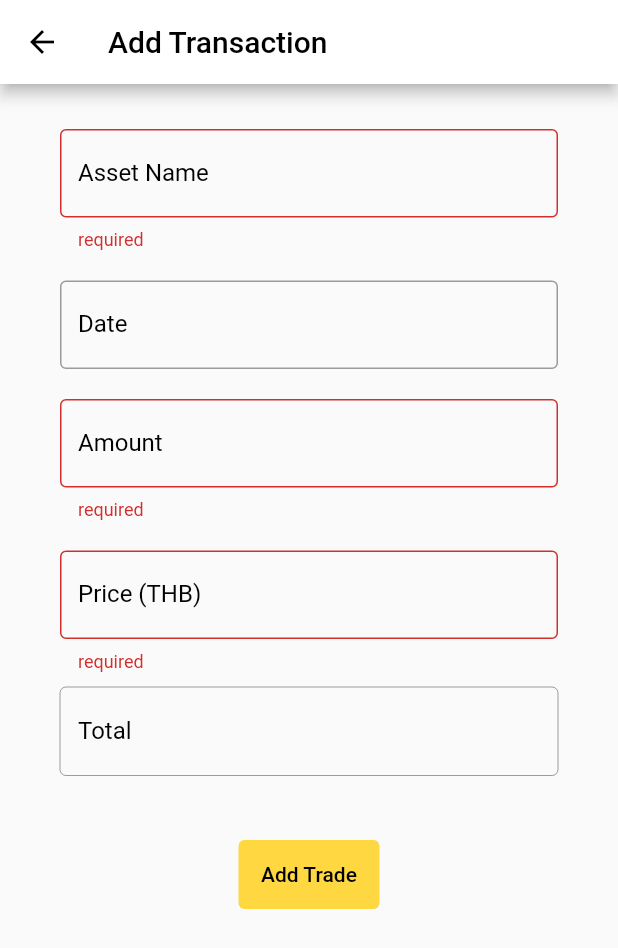
After one commit to natnapat/bluefin, a Flutter app: the AddTradeTrans screen opened directly, after a tap on "Add Trade", on a phone screen of 412 x 824 dp. The commit adds this screen. Shown: the top 948 px of the screen. Run offline on Flutter 3.47's test engine with Material 2 defaults, Android fonts, the phone set to English and light mode, and no system bars; drawn by our look-alikes of date_time_picker; our stand-ins replace flutter_vector_icons, sqflite; accounts and stored records are empty.

Commit message:
trade screens without filter

```diff
--- a/lib/main.dart
+++ b/lib/main.dart
@@ -1,4 +1,5 @@
 import 'package:bluefin/providers/cashTransactionProvider.dart';
+import 'package:bluefin/providers/tradeTransactionProvider.dart';
 import 'package:bluefin/screens/transaction/TransactionScreen.dart';
 import 'package:flutter/material.dart';
 import 'package:provider/provider.dart';
@@ -16,6 +17,9 @@ class MyApp extends StatelessWidget {
       providers: [
         ChangeNotifierProvider(create: (context) {
           return CashTransactionProvider();
+        }),
+        ChangeNotifierProvider(create: (context) {
+          return TradeTransactionProvider();
         })
       ],
       child: MaterialApp(
--- a/lib/providers/cashTransactionProvider.dart
+++ b/lib/providers/cashTransactionProvider.dart
@@ -31,10 +31,12 @@ class CashTransactionProvider with ChangeNotifier {
   }
 
   //delete a transaction in database
-  void deleteCashTransaction(int? id) async {
+  void deleteCashTransaction(int? id, int type) async {
     var db = TransactionDB();
-    await db.deleteTransaction(id, 0);
+
+    await db.deleteTransaction(id, type);
     cashTrans = await db.getCashTransaction(0, "", "", "");
+
     notifyListeners();
   }
 }
--- /dev/null
+++ b/lib/screens/transaction/addTradeTrans.dart
@@ -0,0 +1,217 @@
+import 'package:flutter/material.dart';
+import 'package:provider/provider.dart';
+import 'package:bluefin/screens/transaction/widgets/assetSearch.dart';
+import 'package:date_time_picker/date_time_picker.dart';
+import 'package:bluefin/providers/tradeTransactionProvider.dart';
+import 'package:bluefin/models/tradeTransactionModel.dart';
+
+class AddTradeTrans extends StatefulWidget {
+  const AddTradeTrans({Key? key}) : super(key: key);
+
+  @override
+  _AddTradeTransState createState() => _AddTradeTransState();
+}
+
+class _AddTradeTransState extends State<AddTradeTrans> {
+  final _formKey = GlobalKey<FormState>();
+
+  final tradeTitleController = TextEditingController();
+  var tradeAmountController = TextEditingController();
+  var tradePriceController = TextEditingController();
+  var tradeDateController = TextEditingController();
+  var tradeTotalController = TextEditingController();
+
+  @override
+  Widget build(BuildContext context) {
+    return Form(
+      key: _formKey,
+      child: Scaffold(
+          appBar: AppBar(
+            backgroundColor: Colors.white,
+            iconTheme: IconThemeData(color: Colors.black),
+            title: Text(
+              'Add Transaction',
+              style: TextStyle(color: Colors.black),
+            ),
+          ),
+          body: Container(
+            padding: EdgeInsets.fromLTRB(30, 20, 30, 30),
+            child: Column(
+              children: [
+                Container(
+                  margin: EdgeInsets.all(10),
+                  child: TextFormField(
+                    controller: tradeTitleController,
+                    onTap: () async {
+                      final result = await showSearch(
+                          context: context, delegate: AssetSearch());
+                      tradeTitleController.text = result!;
+                    },
+                    autofocus: false,
+                    keyboardType: TextInputType.text,
+                    cursorColor: Colors.black,
+                    validator: (str) {
+                      if (str == null || str.isEmpty) return "required";
+                      return null;
+                    },
+                    decoration: InputDecoration(
+                        labelText: 'Asset Name',
+                        labelStyle: TextStyle(color: Colors.black),
+                        border: OutlineInputBorder(),
+                        focusedBorder: OutlineInputBorder(
+                            borderSide: BorderSide(color: Colors.amber))),
+                  ),
+                ),
+                Theme(
+                  data: ThemeData.light().copyWith(
+                    colorScheme: ColorScheme.light(primary: Colors.amber),
+                  ),
+                  child: Container(
+                    margin: EdgeInsets.all(10),
+                    child: DateTimePicker(
+                      controller: tradeDateController,
+                      type: DateTimePickerType.dateTime,
+                      dateMask: 'dd/MM/yyyy - HH:mm',
+                      use24HourFormat: true,
+                      decoration: InputDecoration(
+                          labelText: 'Date',
+                          labelStyle: TextStyle(color: Colors.black),
+                          hintText: 'ex. 3000, -200',
+                          border: OutlineInputBorder(),
+                          focusedBorder: OutlineInputBorder(
+                              borderSide: BorderSide(color: Colors.amber))),
+                      firstDate: DateTime(2000),
+                      lastDate: DateTime(2100),
+                      initialEntryMode: DatePickerEntryMode.input,
+                      dateLabelText: 'Date',
+                      validator: (str) {
+                        if (str!.isEmpty ||
+                            DateTime.parse(str).isAfter(DateTime.now()))
+                          return "invalid";
+                        return null;
+                      },
+                      onChanged: (val) {
+                        print(val);
+                      },
+                      onSaved: (val) => print(val),
+                    ),
+                  ),
+                ),
+                Container(
+                  margin: EdgeInsets.all(10),
+                  child: TextFormField(
+                    controller: tradeAmountController,
+                    keyboardType: TextInputType.numberWithOptions(
+                        signed: true, decimal: true),
+                    cursorColor: Colors.black,
+                    onChanged: (value) {
+                      if (double.tryParse(value) != null &&
+                          double.tryParse(tradePriceController.text) != null) {
+                        var total = double.parse(value) *
+                            double.parse(tradePriceController.text);
+                        tradeTotalController.text = total.toString();
+                      }
+                    },
+                    validator: (str) {
+                      if (str == null || str.isEmpty) return "required";
+                      return null;
+                    },
+                    decoration: InputDecoration(
+                        labelText: 'Amount',
+                        labelStyle: TextStyle(color: Colors.black),
+                        hintText: 'ex. 3000, -200',
+                        border: OutlineInputBorder(),
+                        focusedBorder: OutlineInputBorder(
+                            borderSide: BorderSide(color: Colors.amber))),
+                  ),
+                ),
+                Container(
+                  margin: EdgeInsets.fromLTRB(10, 10, 10, 0),
+                  child: TextFormField(
+                    controller: tradePriceController,
+                    keyboardType: TextInputType.text,
+                    cursorColor: Colors.black,
+                    onChanged: (value) {
+                      if (double.tryParse(value) != null &&
+                          double.tryParse(tradeAmountController.text) != null) {
+                        var total = double.parse(value) *
+                            double.parse(tradeAmountController.text);
+                        tradeTotalController.text = total.toString();
+                      }
+                    },
+                    validator: (str) {
+                      if (str == null || str.isEmpty) return "required";
+                      return null;
+                    },
+                    decoration: InputDecoration(
+                        labelText: 'Price (THB)',
+                        labelStyle: TextStyle(color: Colors.black),
+                        hintText: '',
+                        border: OutlineInputBorder(),
+                        focusedBorder: OutlineInputBorder(
+                            borderSide: BorderSide(color: Colors.amber))),
+                  ),
+                ),
+                Container(
+                  margin: EdgeInsets.fromLTRB(10, 10, 10, 0),
+                  child: TextFormField(
+                    controller: tradeTotalController,
+                    keyboardType: TextInputType.text,
+                    enabled: false,
+                    autofocus: true,
+                    cursorColor: Colors.black,
+                    validator: (str) {
+                      if (str == null || str.isEmpty) return "required";
+                      return null;
+                    },
+                    decoration: InputDecoration(
+                        labelText: 'Total',
+                        labelStyle: TextStyle(color: Colors.black),
+                        hintText: '',
+                        border: OutlineInputBorder(),
+                        focusedBorder: OutlineInputBorder(
+                            borderSide: BorderSide(color: Colors.amber))),
+                  ),
+                ),
+                Container(
+                  margin: const EdgeInsets.only(top: 20),
+                  child: TextButton(
+                      style: TextButton.styleFrom(
+                          padding: EdgeInsets.all(15),
+                          primary: Colors.white,
+                          backgroundColor: Colors.amberAccent),
+                      onPressed: () {
+                        if (_formKey.currentState!.validate()) {
+                          var tradeTitle = tradeTitleController.text;
+                          var tradeAmount = tradeAmountController.text;
+                          var tradeDate = tradeDateController.text;
+                          var tradePrice = tradePriceController.text;
+                          var tradeTotal = tradeTotalController.text;
+                          //print(date);
+                          TradeTransactionModel statement =
+                              TradeTransactionModel(
+                                  tradeTitle: tradeTitle,
+                                  tradeDate:
+                                      DateTime.parse(tradeDate).toString(),
+                                  tradeAmount: double.parse(tradeAmount),
+                                  tradePrice: double.parse(tradePrice),
+                                  tradeTotal: double.parse(tradeTotal));
+
+                          var provider = Provider.of<TradeTransactionProvider>(
+                              context,
+                              listen: false);
+                          provider.addTradeTransaction(statement);
+                          Navigator.pop(context);
+                        }
+                      },
+                      child: Text(
+                        'Add Trade',
+                        style: TextStyle(color: Colors.black),
+                      )),
+                )
+              ],
+            ),
+          )),
+    );
+  }
+}
--- /dev/null
+++ b/lib/screens/transaction/widgets/assetSearch.dart
@@ -0,0 +1,92 @@
+import 'package:flutter/material.dart';
+
+class AssetSearch extends SearchDelegate<String> {
+  String result = "";
+  var assetNames = [
+    "ADA",
+    "BTC",
+    "USDT",
+    "ETH",
+    "BNB",
+    "XRP",
+    "USDC",
+    "DOGE",
+    "DOT",
+    "BUSD",
+    "UNI",
+    "BCH",
+    "LTC",
+    "SOL",
+    "LINK",
+    "MATIC"
+  ];
+
+  //AssetSearch(this.assetNames);
+
+  @override
+  List<Widget> buildActions(BuildContext context) {
+    return [
+      IconButton(
+        icon: Icon(Icons.clear),
+        onPressed: () {
+          query = '';
+        },
+      )
+    ];
+  }
+
+  @override
+  Widget buildLeading(BuildContext context) {
+    return IconButton(
+      icon: Icon(Icons.arrow_back),
+      onPressed: () {
+        close(context, result);
+      },
+    );
+  }
+
+  @override
+  Widget buildResults(BuildContext context) {
+    final suggestions = assetNames.where((name) {
+      return name.toLowerCase().contains(query.toLowerCase());
+    });
+
+    return ListView.builder(
+      itemCount: suggestions.length,
+      itemBuilder: (BuildContext context, int index) {
+        return ListTile(
+          title: Text(
+            suggestions.elementAt(index),
+          ),
+          onTap: () {
+            result = suggestions.elementAt(index);
+
+            close(context, result);
+          },
+        );
+      },
+    );
+  }
+
+  @override
+  Widget buildSuggestions(BuildContext context) {
+    final suggestions = assetNames.where((name) {
+      return name.toLowerCase().contains(query.toLowerCase());
+    });
+
+    return ListView.builder(
+      itemCount: suggestions.length,
+      itemBuilder: (BuildContext context, int index) {
+        return ListTile(
+          title: Text(
+            suggestions.elementAt(index),
+          ),
+          onTap: () {
+            query = suggestions.elementAt(index);
+            close(context, query);
+          },
+        );
+      },
+    );
+  }
+}
```
Also changed, not shown: lib/database/transactionDB.dart (+14 -1 lines), lib/providers/tradeTransactionProvider.dart (+39 -0 lines), lib/screens/transaction/TransactionScreen.dart (+7 -5 lines), lib/screens/transaction/addCashTrans.dart (+12 -6 lines), lib/screens/transaction/cashTransaction.dart (+81 -3 lines), lib/screens/transaction/tradeTransaction.dart (added, +130 -0 lines).
